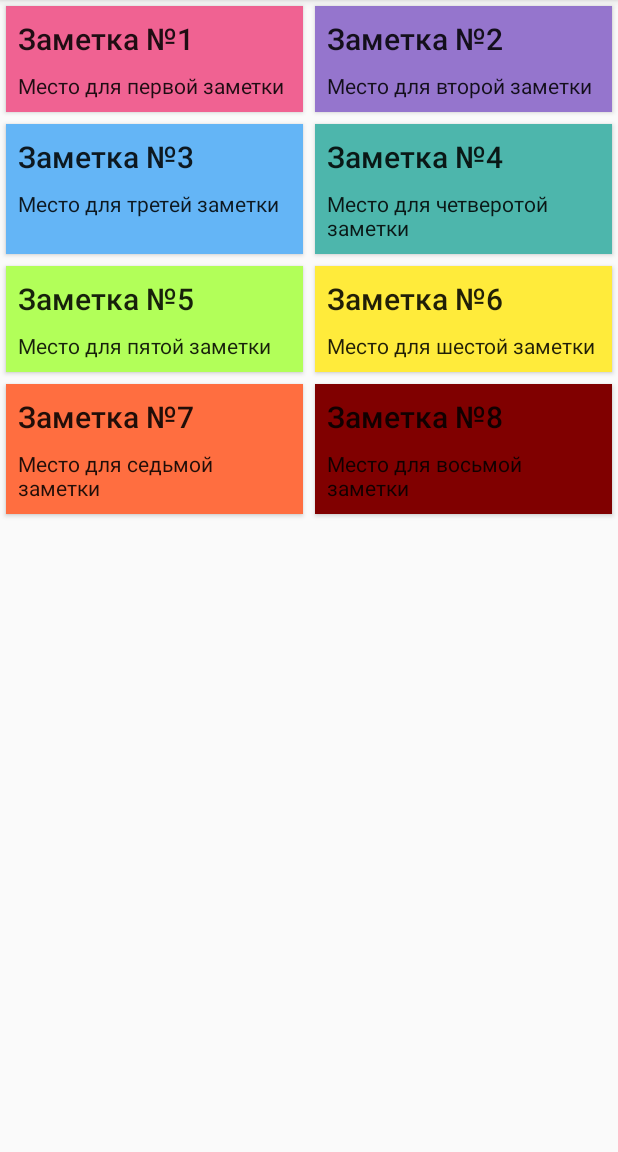
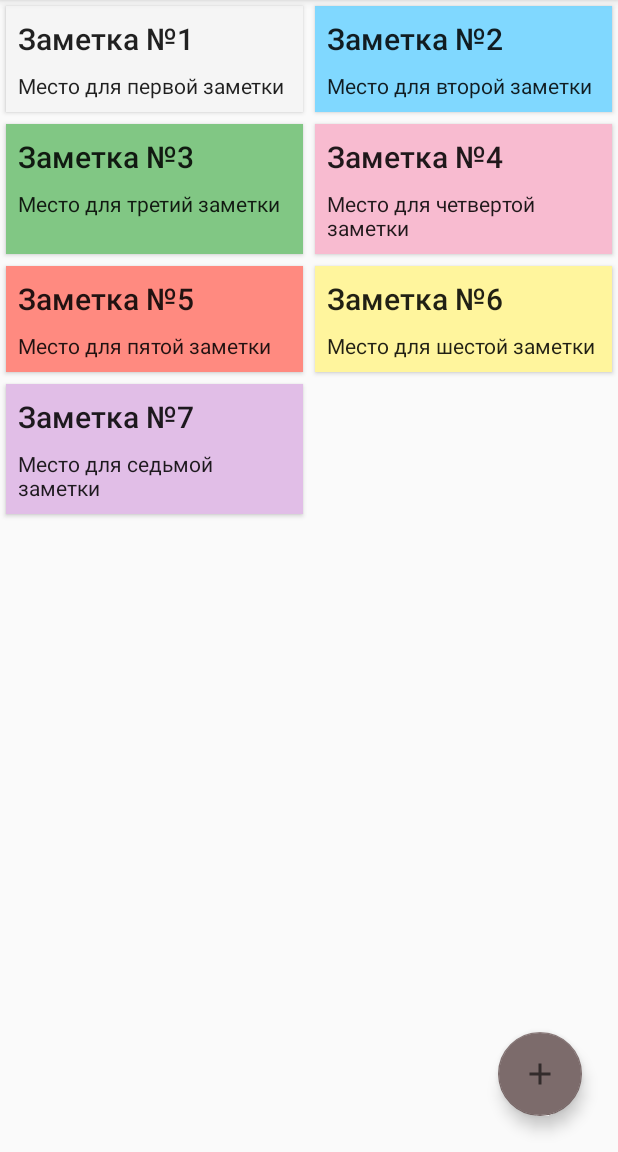
Before and after one commit to DaniilK87/SimpleMyBook, an Android app: the screen it shows after launch (MainActivity), on a phone screen of 412 x 824 dp, the part 84-1236 px from its top. Run offline under Robolectric (Android 15) with nearby library versions, the phone set to English and light mode, and no system bars.

Commit message:
homework3. Что делать с deprecated?

```diff
--- a/app/build.gradle
+++ b/app/build.gradle
@@ -14,6 +14,10 @@ android {
         versionName "1.0"
 
         testInstrumentationRunner "androidx.test.runner.AndroidJUnitRunner"
+    }
+
+    androidExtensions {
+        experimental = true
     }
 
     buildTypes {
--- a/app/src/main/AndroidManifest.xml
+++ b/app/src/main/AndroidManifest.xml
@@ -16,6 +16,10 @@
                 <category android:name="android.intent.category.LAUNCHER" />
             </intent-filter>
         </activity>
+        <activity
+            android:name=".ui.note.NoteActivity"
+            android:label="NoteActivity">
+        </activity>
     </application>
 
 </manifest>
--- a/app/src/main/java/com/example/simplemybook/MainActivity.kt
+++ b/app/src/main/java/com/example/simplemybook/MainActivity.kt
@@ -4,9 +4,11 @@ import androidx.appcompat.app.AppCompatActivity
 import android.os.Bundle
 import androidx.lifecycle.Observer
 import androidx.lifecycle.ViewModelProviders
+import com.example.simplemybook.data.Note
 import com.example.simplemybook.ui.MainAdapter
 import com.example.simplemybook.ui.MainViewModel
 import com.example.simplemybook.ui.MainViewState
+import com.example.simplemybook.ui.note.NoteActivity
 import kotlinx.android.synthetic.main.activity_main.*
 
 
@@ -16,16 +18,26 @@ class MainActivity : AppCompatActivity() {
     lateinit var adapter: MainAdapter
 
 
+
     override fun onCreate(savedInstanceState:Bundle?) {
         super.onCreate(savedInstanceState)
         setContentView(R.layout.activity_main)
         setSupportActionBar(toolbar)
+        fab.setOnClickListener {openNoteScreen( null )}
 
         viewModel = ViewModelProviders.of( this). get (MainViewModel::class.java)
-        adapter = MainAdapter()
+        adapter = MainAdapter(object : MainAdapter.OnItemClickListener {
+            override fun onItemClick (note: Note) {
+                openNoteScreen(note)
+            }
+        })
         mainRecycler.adapter = adapter
         viewModel.viewState().observe( this, Observer<MainViewState> { t ->
             t?.let {adapter.notes = it.notes }
         })
     }
+    private fun openNoteScreen (note: Note?) {
+        val intent = NoteActivity.getStartIntent( this , note)
+        startActivity(intent)
+    }
 }
--- a/app/src/main/java/com/example/simplemybook/data/Model.kt
+++ /dev/null
@@ -1,5 +0,0 @@
-package com.example.simplemybook.data
-
-class Model {
-    class Note (val title: String, val note: String, val color: Int)
-}
--- /dev/null
+++ b/app/src/main/java/com/example/simplemybook/data/Note.kt
@@ -0,0 +1,33 @@
+package com.example.simplemybook.data
+
+import android.os.Parcelable
+import kotlinx.android.parcel.Parcelize
+import java.util.*
+
+@Parcelize
+data class Note(
+        val id: String, val title: String, val note: String, val color: Color = Color.WHITE,
+        val lastChanged: Date = Date()
+    ) : Parcelable {
+        override fun equals(other: Any?): Boolean {
+            if (this === other) return true
+            if (javaClass != other?.javaClass) return false
+            other as Note
+            if (id != other.id) return false
+            return true
+        }
+
+        override fun hashCode(): Int {
+            return id.hashCode()
+        }
+    }
+
+    enum class Color {
+        WHITE,
+        YELLOW,
+        GREEN,
+        BLUE,
+        RED,
+        VIOLET,
+        PINK
+    }
--- a/app/src/main/java/com/example/simplemybook/data/Repository.kt
+++ b/app/src/main/java/com/example/simplemybook/data/Repository.kt
@@ -1,53 +1,78 @@
 package com.example.simplemybook.data
 
+import androidx.lifecycle.LiveData
+import androidx.lifecycle.MutableLiveData
+import java.util.*
+
 object Repository {
-    private val notes:List<Model.Note>
+    private var notesLiveData = MutableLiveData<List<Note>>()
+
+    var notes:MutableList<Note> = mutableListOf(
+        Note(
+            id = UUID.randomUUID().toString(),
+            title = "Заметка №1",
+            note = "Место для первой заметки",
+                    color = Color.WHITE
+        ),
+        Note(
+            id = UUID.randomUUID().toString(),
+            title = "Заметка №2",
+            note = "Место для второй заметки",
+                    color = Color.BLUE
+        ),
+        Note(
+            id = UUID.randomUUID().toString(),
+            title = "Заметка №3",
+            note = "Место для третий заметки",
+                    color = Color.GREEN
+        ),
+        Note(
+            id = UUID.randomUUID().toString(),
+            title = "Заметка №4",
+            note = "Место для четвертой заметки",
+                    color = Color.PINK
+        ),
+        Note(
+            id = UUID.randomUUID().toString(),
+            title = "Заметка №5",
+            note = "Место для пятой заметки",
+                    color = Color.RED
+        ),
+        Note(
+            id = UUID.randomUUID().toString(),
+            title = "Заметка №6",
+            note = "Место для шестой заметки" ,
+                    color = Color.YELLOW
+        ),
+        Note(
+            id = UUID.randomUUID().toString(),
+            title = "Заметка №7",
+            note = "Место для седьмой заметки" ,
+                    color = Color.VIOLET
+        )
+    )
 
     init {
-        notes = listOf(
-            Model.Note(
-                "Заметка №1",
-                "Место для первой заметки",
-                0xfff06292.toInt()
-            ),
-            Model.Note(
-                "Заметка №2",
-                "Место для второй заметки",
-                0xff9575cd.toInt()
-            ),
-            Model.Note(
-                "Заметка №3",
-                "Место для третей заметки",
-                0xff64b5f6.toInt()
-            ),
-            Model.Note(
-                "Заметка №4",
-                "Место для четверотой заметки",
-                0xff4db6ac.toInt()
-            ),
-            Model.Note(
-                "Заметка №5",
-                "Место для пятой заметки",
-                0xffb2ff59.toInt()
-            ),
-            Model.Note(
-                "Заметка №6",
-                "Место для шестой заметки",
-                0xffffeb3b.toInt()
-            ),
-            Model.Note(
-                "Заметка №7",
-                "Место для седьмой заметки",
-                0xffff6e40.toInt()
-            ),
-            Model.Note(
-                "Заметка №8",
-                "Место для восьмой заметки",
-                0xff800000.toInt()
-        )
-        )
+        notesLiveData.value = notes
     }
-    fun getNotes (): List<Model.Note> {
-        return notes
+
+    fun getNotes (): LiveData<List<Note>> {
+        return notesLiveData
     }
+
+    fun saveNote(note: Note ) {
+        addOrReplace(note)
+        notesLiveData.value = notes
+    }
+
+    private fun addOrReplace(note: Note ) {
+        for (i in 0 until notes.size) {
+            if (notes[i] == note) {
+                notes. set (i, note)
+                return
+            }
+        }
+        notes.add(note)
+    }
+
 }
--- /dev/null
+++ b/app/src/main/java/com/example/simplemybook/data/extensions/Constants.kt
@@ -0,0 +1,4 @@
+package com.example.simplemybook.data.extensions
+
+const val DATE_TIME_FORMAT = "dd.MMM.yy HH:mm"
+const val SAVE_DELAY = 2000L
--- a/app/src/main/java/com/example/simplemybook/ui/MainAdapter.kt
+++ b/app/src/main/java/com/example/simplemybook/ui/MainAdapter.kt
@@ -6,34 +6,52 @@ import android.view.ViewGroup
 import android.widget.TextView
 import androidx.recyclerview.widget.RecyclerView
 import com.example.simplemybook.R
-import com.example.simplemybook.data.Model
+import com.example.simplemybook.data.Color
+import com.example.simplemybook.data.Note
 
-class MainAdapter: RecyclerView.Adapter <NoteViewHolder>() {
-    var notes: List<Model.Note> = listOf()
-        set (value) {
+class MainAdapter(private val onItemClickListener: OnItemClickListener): RecyclerView.Adapter <MainAdapter.NoteViewHolder>() {
+    var notes: List<Note> = listOf()
+        set(value) {
             field = value
             notifyDataSetChanged()
         }
 
-    override fun onCreateViewHolder (parent: ViewGroup, viewType: Int ):
+    interface OnItemClickListener {
+        fun onItemClick(note: Note)
+    }
+
+    override fun onCreateViewHolder(parent: ViewGroup, viewType: Int):
             NoteViewHolder {
         val inflater = LayoutInflater.from(parent.context)
-        val view = inflater.inflate(R.layout.item_note, parent, false )
+        val view = inflater.inflate(R.layout.item_note, parent, false)
         return NoteViewHolder(view)
     }
 
-    override fun getItemCount () = notes.size
-    override fun onBindViewHolder (holder: NoteViewHolder , position: Int ): Unit {
+    override fun getItemCount() = notes.size
+    override fun onBindViewHolder(holder: NoteViewHolder, position: Int): Unit {
         holder.bind(notes[position])
     }
-}
 
-class NoteViewHolder (itemView: View) : RecyclerView.ViewHolder(itemView) {
-    private val title = itemView.findViewById<TextView>(R.id.title)
-    private val body = itemView.findViewById<TextView>(R.id.body)
-    fun bind (note: Model.Note) {
-        title.text = note.title
-        body.text = note.note
-        itemView.setBackgroundColor(note.color)
+    inner class NoteViewHolder(itemView: View) : RecyclerView.ViewHolder(itemView) {
+        private val title = itemView.findViewById<TextView>(R.id.title)
+        private val body = itemView.findViewById<TextView>(R.id.body)
+        fun bind(note: Note) {
+            title.text = note.title
+            body.text = note.note
+            val color = when (note.color) {
+                Color.WHITE -> R.color.color_white
+                Color.VIOLET -> R.color.color_violet
+                Color.YELLOW -> R.color.color_yellow
+                Color.RED -> R.color.color_red
+                Color.PINK -> R.color.color_pink
+                Color.GREEN -> R.color.color_green
+                Color.BLUE -> R.color.color_blue
+            }
+            itemView.setBackgroundColor(itemView.context.resources.getColor(color))
+            itemView.setOnClickListener {
+                onItemClickListener.onItemClick(note)
+            }
+
+        }
     }
 }
--- a/app/src/main/java/com/example/simplemybook/ui/MainViewModel.kt
+++ b/app/src/main/java/com/example/simplemybook/ui/MainViewModel.kt
@@ -7,11 +7,15 @@ import com.example.simplemybook.data.Repository
 
 class MainViewModel:ViewModel() {
 
-    private val viewStateLiveData: MutableLiveData<MainViewState> =
+    private val viewStateLiveData:MutableLiveData<MainViewState> =
         MutableLiveData()
 
     init {
-        viewStateLiveData.value = MainViewState(Repository.getNotes())
+        Repository.getNotes().observeForever {
+            viewStateLiveData.value =
+                viewStateLiveData.value?.copy(notes = it!!) ?:
+                        MainViewState(it!!)
+        }
     }
 
     fun viewState():LiveData<MainViewState> = viewStateLiveData
--- a/app/src/main/java/com/example/simplemybook/ui/MainViewState.kt
+++ b/app/src/main/java/com/example/simplemybook/ui/MainViewState.kt
@@ -1,5 +1,10 @@
 package com.example.simplemybook.ui
 
-import com.example.simplemybook.data.Model
 
-class MainViewState (val notes: List<Model.Note>)
+import com.example.simplemybook.data.Note
+
+class MainViewState (val notes: List<Note>) {
+    fun copy(notes: List<Note>): MainViewState? {
+        TODO("Not yet implemented")
+    }
+}
--- /dev/null
+++ b/app/src/main/res/drawable/ic_baseline_add_24.xml
@@ -0,0 +1,10 @@
+<vector xmlns:android="http://schemas.android.com/apk/res/android"
+    android:width="24dp"
+    android:height="24dp"
+    android:viewportWidth="24"
+    android:viewportHeight="24"
+    android:tint="?attr/colorControlNormal">
+  <path
+      android:fillColor="@android:color/white"
+      android:pathData="M19,13h-6v6h-2v-6H5v-2h6V5h2v6h6v2z"/>
+</vector>
--- a/app/src/main/res/layout/activity_main.xml
+++ b/app/src/main/res/layout/activity_main.xml
@@ -29,4 +29,17 @@
         app:spanCount = "2"
         app:layout_behavior = "@string/appbar_scrolling_view_behavior"
         tools:listitem="@layout/item_note"/>
+
+    <com.google.android.material.floatingactionbutton.FloatingActionButton
+        android:id="@+id/fab"
+        android:layout_width="wrap_content"
+        android:layout_height="wrap_content"
+        android:layout_marginEnd="@dimen/padding_default"
+        android:layout_marginBottom="@dimen/padding_default"
+        android:src="@drawable/ic_baseline_add_24"
+        app:backgroundTint="#7C6B6B"
+        app:fabSize="normal"
+        app:layout_anchor="@id/mainRecycler"
+        app:layout_anchorGravity="bottom|end"
+        app:layout_behavior="ui.common.FABBehavior" />
 </androidx.coordinatorlayout.widget.CoordinatorLayout>
--- /dev/null
+++ b/app/src/main/res/values/dimens.xml
@@ -0,0 +1,4 @@
+<?xml version="1.0" encoding="utf-8"?>
+<resources>
+    <dimen name="padding_default">24dp</dimen>
+</resources>
--- a/app/src/main/res/values/strings.xml
+++ b/app/src/main/res/values/strings.xml
@@ -2,4 +2,7 @@
     <string name="app_name">SimpleMyBook</string>
     <string name="startButton">Start</string>
     <string name="stopButton">STOP</string>
+    <string name="headAN">Заголовок</string>
+    <string name="textAN">Текст заметки</string>
+    <string name="new_note_title">tittleNA</string>
 </resources>
```
Also changed, not shown: app/src/main/java/com/example/simplemybook/ui/note/NoteActivity.kt (added, +107 -0 lines), app/src/main/java/com/example/simplemybook/ui/note/NoteViewModel.kt (added, +20 -0 lines), app/src/main/java/ui/common/FABBehavior.kt (added, +45 -0 lines), app/src/main/res/layout/activity_note.xml (added, +51 -0 lines), app/src/main/res/values/colors.xml (+13 -3 lines).
